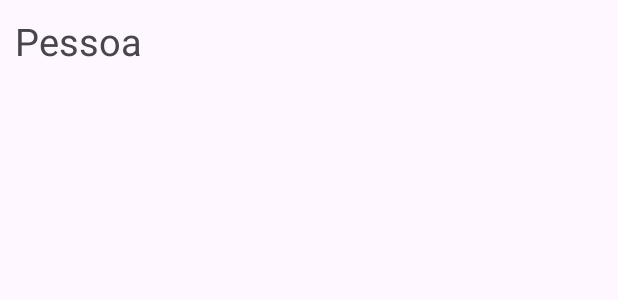
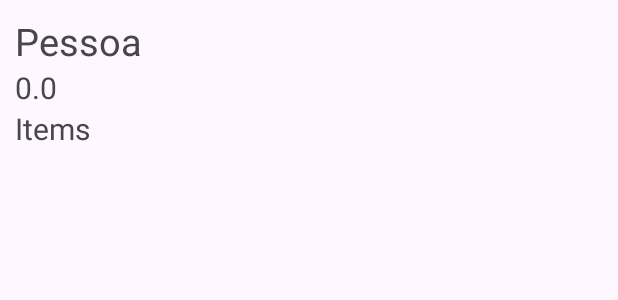
Before and after one commit to lauraluch/SplitTheBill, an Android app: the layout tile_person.xml on its own in the app's theme, with its tools: preview values and no code run, on a phone screen of 412 x 824 dp. Shown: the top 300 px of the screen. Run offline under Robolectric (Android 15) with nearby library versions, the phone set to English and light mode, and no system bars.

Commit message:
Commit 2

```diff
--- a/app/src/main/java/com/laura/splitthebill/view/PersonDetailsActivity.kt
+++ b/app/src/main/java/com/laura/splitthebill/view/PersonDetailsActivity.kt
@@ -90,7 +90,7 @@ class PersonDetailsActivity: AppCompatActivity() {
     }
 
     private fun returnNoDescNameToEmptyValues(name: String): String {
-        if (name.isEmpty() || name.isBlank()) return "N/A"
+        if (name.isEmpty() || name.isBlank()) return ""
         return name
     }
 
--- a/app/src/main/res/layout/tile_person.xml
+++ b/app/src/main/res/layout/tile_person.xml
@@ -13,6 +13,22 @@
         android:textSize="25sp"
         />
 
+    <TextView
+        android:id="@+id/pricePaidTv"
+        android:layout_width="match_parent"
+        android:layout_height="wrap_content"
+        android:text="0.0"
+        android:textSize="20sp"
+        />
+
+    <TextView
+        android:id="@+id/itemsTv"
+        android:layout_width="match_parent"
+        android:layout_height="wrap_content"
+        android:text="Items"
+        android:textSize="20sp"
+        />
+
 <!--    <TextView-->
 <!--        android:id="@+id/totalPriceTv"-->
 <!--        android:layout_width="match_parent"-->
```
Also changed, not shown: app/src/main/java/com/laura/splitthebill/adapter/PersonAdapter.kt (+28 -2 lines), app/src/main/res/layout/activity_main.xml (+0 -10 lines), 1 other file.
